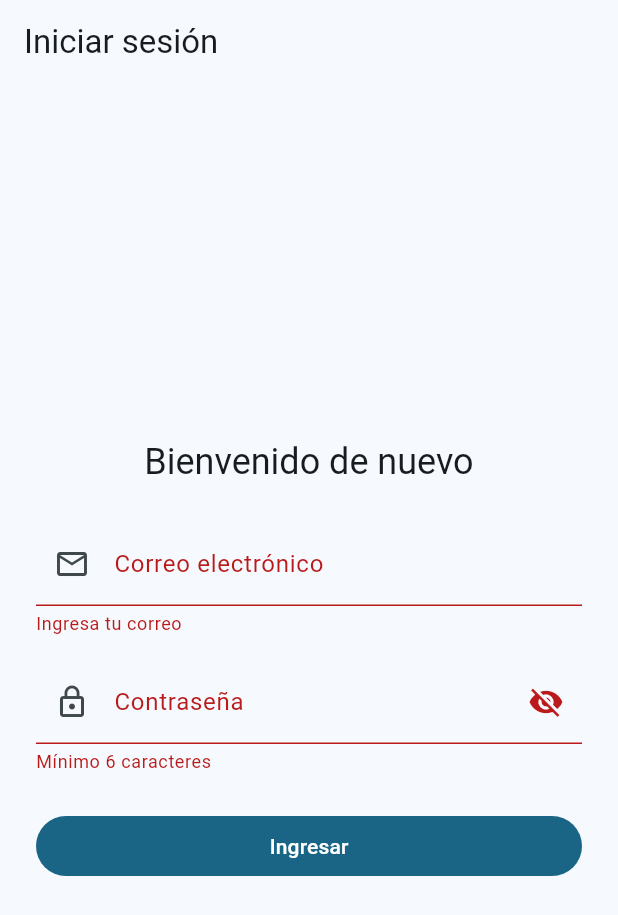
After one commit to pepeul1191/PM-2025-1, a Flutter app: the screen it shows after launch, after a tap on "Ingresar", on a phone screen of 412 x 824 dp. The commit adds this screen. Shown: the top 915 px of the screen. Run offline on Flutter 3.47's test engine with Material 3 defaults, Android fonts, the phone set to English and light mode, and no system bars; our stand-ins replace google_fonts; Roboto replaces fonts that are missing (Alef, Annapurna SIL).

Commit message:
usando estilos

```diff
--- a/lib/main.dart
+++ b/lib/main.dart
@@ -1,7 +1,8 @@
 import 'package:flutter/material.dart';
 import 'package:quiz/pages/home/home_page.dart';
-import 'package:google_fonts/google_fonts.dart';
-import './configs/theme.dart';
+import 'package:quiz/pages/login/login_page.dart';
+import './configs/theme2.dart'; // tu archivo exportado desde Theme Builder
+import './configs/util.dart';  // si `createTextTheme` viene de aquí
 
 void main() {
   runApp(const MyApp());
@@ -12,18 +13,21 @@ class MyApp extends StatelessWidget {
 
   @override
   Widget build(BuildContext context) {
-    final textTheme = GoogleFonts.poppinsTextTheme(
-      ThemeData.light().textTheme, // asegura compatibilidad con el ThemeData
+    // Usa la función exportada desde util.dart
+    final TextTheme textTheme = createTextTheme(
+      context,
+      "Annapurna SIL",
+      "Alef",
     );
 
-    final materialTheme = MaterialTheme(textTheme);
+    final MaterialTheme materialTheme = MaterialTheme(textTheme);
 
     return MaterialApp(
       title: 'Flutter Demo',
       theme: materialTheme.light(),
       darkTheme: materialTheme.dark(),
-      themeMode: ThemeMode.system, // cambia automáticamente según el sistema
-      home: HomePage(),
+      themeMode: ThemeMode.system,
+      home: const LoginPage(),
     );
   }
 }
--- /dev/null
+++ b/lib/pages/login/login_page.dart
@@ -0,0 +1,101 @@
+import 'package:flutter/material.dart';
+
+class LoginPage extends StatefulWidget {
+  const LoginPage({super.key});
+
+  @override
+  State<LoginPage> createState() => _LoginPageState();
+}
+
+class _LoginPageState extends State<LoginPage> {
+  final _formKey = GlobalKey<FormState>();
+  String email = '';
+  String password = '';
+  bool hidePassword = true;
+
+  @override
+  Widget build(BuildContext context) {
+    final textTheme = Theme.of(context).textTheme;
+
+    return Scaffold(
+      appBar: AppBar(title: const Text('Iniciar sesión')),
+      body: Center(
+        child: Padding(
+          padding: const EdgeInsets.all(24),
+          child: Form(
+            key: _formKey,
+            child: Column(
+              mainAxisSize: MainAxisSize.min,
+              children: [
+                Text('Bienvenido de nuevo', style: textTheme.headlineSmall),
+                const SizedBox(height: 24),
+                TextFormField(
+                  decoration: const InputDecoration(
+                    labelText: 'Correo electrónico',
+                    prefixIcon: Icon(Icons.email_outlined),
+                  ),
+                  keyboardType: TextInputType.emailAddress,
+                  validator: (value) {
+                    if (value == null || value.isEmpty) {
+                      return 'Ingresa tu correo';
+                    }
+                    if (!value.contains('@')) {
+                      return 'Correo no válido';
+                    }
+                    return null;
+                  },
+                  onSaved: (value) => email = value!,
+                ),
+                const SizedBox(height: 16),
+                TextFormField(
+                  decoration: InputDecoration(
+                    labelText: 'Contraseña',
+                    prefixIcon: const Icon(Icons.lock_outline),
+                    suffixIcon: IconButton(
+                      icon: Icon(
+                        hidePassword
+                            ? Icons.visibility_off
+                            : Icons.visibility,
+                      ),
+                      onPressed: () {
+                        setState(() => hidePassword = !hidePassword);
+                      },
+                    ),
+                  ),
+                  obscureText: hidePassword,
+                  validator: (value) {
+                    if (value == null || value.length < 6) {
+                      return 'Mínimo 6 caracteres';
+                    }
+                    return null;
+                  },
+                  onSaved: (value) => password = value!,
+                ),
+                const SizedBox(height: 24),
+                SizedBox(
+                  width: double.infinity,
+                  child: FilledButton(
+                    onPressed: _submitForm,
+                    child: const Text('Ingresar'),
+                  ),
+                ),
+              ],
+            ),
+          ),
+        ),
+      ),
+    );
+  }
+
+  void _submitForm() {
+    final form = _formKey.currentState;
+    if (form!.validate()) {
+      form.save();
+      // Aquí podrías hacer un login con Firebase, API, etc.
+      debugPrint('Correo: $email, Contraseña: $password');
+      ScaffoldMessenger.of(context).showSnackBar(
+        const SnackBar(content: Text('Inicio de sesión exitoso')),
+      );
+    }
+  }
+}
```
Also changed, not shown: lib/configs/theme3.dart (added, +389 -0 lines).
